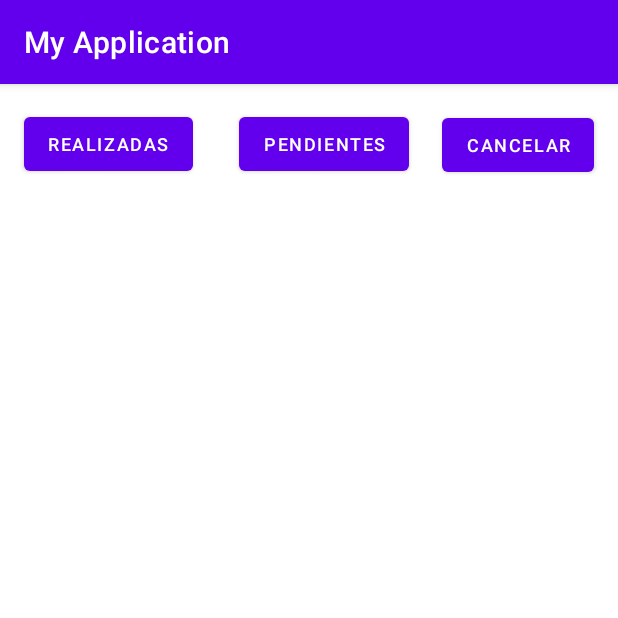
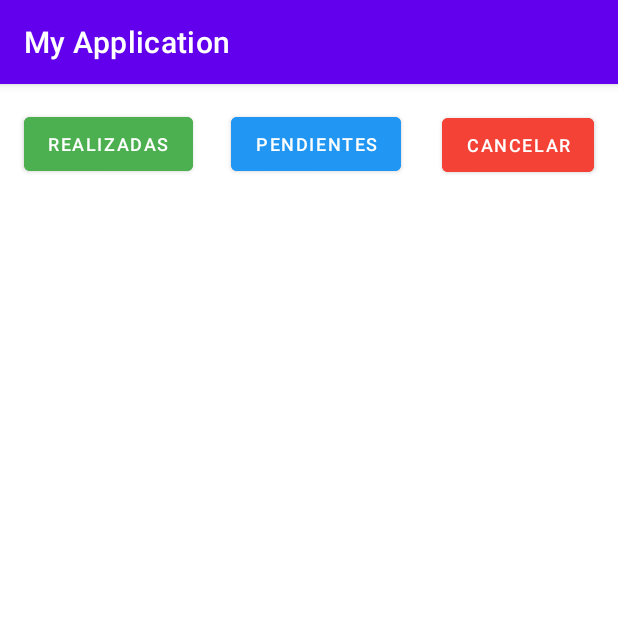
Before and after one commit to MarkelGarcia/Agenda, an Android app: the ListActivity screen opened directly, with no data from a screen before it, on a phone screen of 412 x 824 dp, the top half of it. Run offline under Robolectric (Android 15) with nearby library versions, the phone set to English and light mode, and no system bars.

Commit message:
+ ActivityList diseño

```diff
--- a/app/src/main/res/layout/activity_list.xml
+++ b/app/src/main/res/layout/activity_list.xml
@@ -19,6 +19,7 @@
         android:layout_width="wrap_content"
         android:layout_height="wrap_content"
         android:layout_marginTop="16dp"
+        android:backgroundTint="@color/confirm"
         android:text="@string/btnListRealizadas"
         android:textSize="12sp"
         app:layout_constraintBottom_toBottomOf="parent"
@@ -33,11 +34,12 @@
         android:layout_width="wrap_content"
         android:layout_height="wrap_content"
         android:layout_marginTop="16dp"
+        android:backgroundTint="@color/primary"
         android:text="@string/btnListPendientes"
         android:textSize="12sp"
         app:layout_constraintBottom_toBottomOf="parent"
         app:layout_constraintEnd_toEndOf="parent"
-        app:layout_constraintHorizontal_bias="0.533"
+        app:layout_constraintHorizontal_bias="0.515"
         app:layout_constraintStart_toStartOf="parent"
         app:layout_constraintTop_toTopOf="parent"
         app:layout_constraintVertical_bias="0.0" />
@@ -46,6 +48,7 @@
         android:id="@+id/btnListCancelar"
         android:layout_width="wrap_content"
         android:layout_height="wrap_content"
+        android:backgroundTint="@color/danger"
         android:text="@string/btnListCancelar"
         android:textSize="12sp"
         app:layout_constraintBottom_toBottomOf="parent"
```
